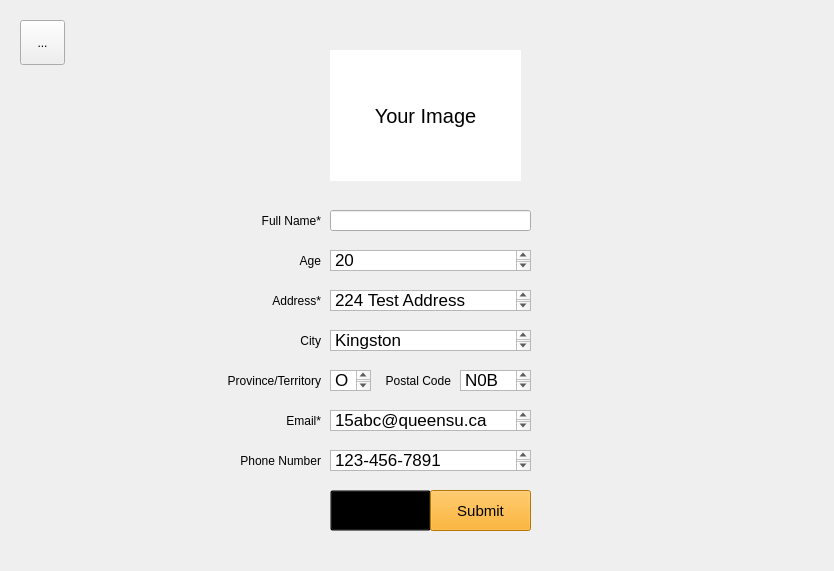
Qt form King_Project/signupform.ui (greg-maceachern12/MicroManage) before a commit.
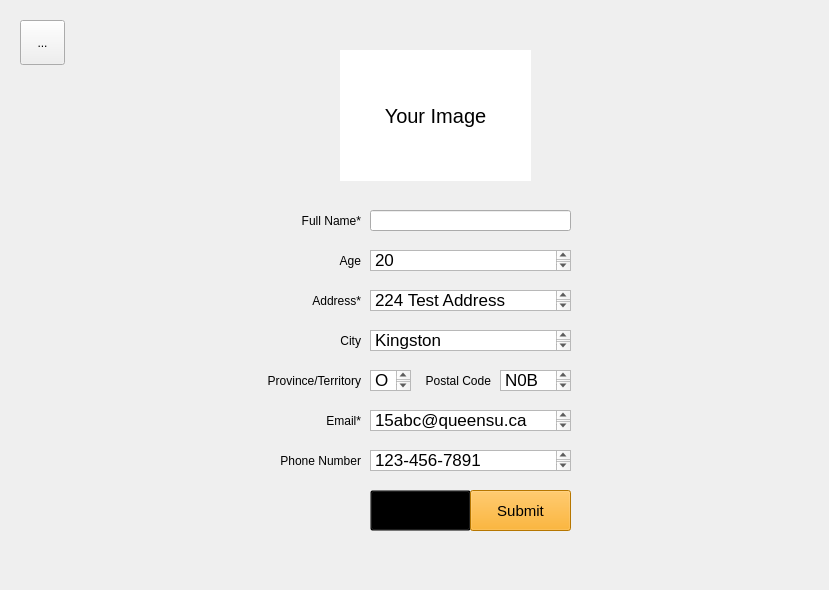
The same form after that commit.

```diff
--- a/King_Project/signupform.ui
+++ b/King_Project/signupform.ui
@@ -6,8 +6,8 @@
    <rect>
     <x>0</x>
     <y>0</y>
-    <width>834</width>
-    <height>571</height>
+    <width>829</width>
+    <height>590</height>
    </rect>
   </property>
   <property name="windowTitle">
@@ -16,7 +16,7 @@
   <widget class="QTextEdit" name="textEdit_5">
    <property name="geometry">
     <rect>
-     <x>330</x>
+     <x>370</x>
      <y>370</y>
      <width>41</width>
      <height>21</height>
@@ -33,7 +33,7 @@
   <widget class="QLabel" name="label_5">
    <property name="geometry">
     <rect>
-     <x>250</x>
+     <x>290</x>
      <y>320</y>
      <width>71</width>
      <height>41</height>
@@ -52,7 +52,7 @@
   <widget class="QTextEdit" name="textEdit_3">
    <property name="geometry">
     <rect>
-     <x>330</x>
+     <x>370</x>
      <y>290</y>
      <width>201</width>
      <height>21</height>
@@ -69,7 +69,7 @@
   <widget class="QTextEdit" name="textEdit_7">
    <property name="geometry">
     <rect>
-     <x>330</x>
+     <x>370</x>
      <y>450</y>
      <width>201</width>
      <height>21</height>
@@ -86,7 +86,7 @@
   <widget class="QLabel" name="label_7">
    <property name="geometry">
     <rect>
-     <x>230</x>
+     <x>270</x>
      <y>400</y>
      <width>91</width>
      <height>41</height>
@@ -105,7 +105,7 @@
   <widget class="QTextEdit" name="textEdit_6">
    <property name="geometry">
     <rect>
-     <x>330</x>
+     <x>370</x>
      <y>410</y>
      <width>201</width>
      <height>21</height>
@@ -122,7 +122,7 @@
   <widget class="QLabel" name="label_9">
    <property name="geometry">
     <rect>
-     <x>380</x>
+     <x>420</x>
      <y>360</y>
      <width>71</width>
      <height>41</height>
@@ -141,7 +141,7 @@
   <widget class="QLabel" name="label_10">
    <property name="geometry">
     <rect>
-     <x>330</x>
+     <x>340</x>
      <y>50</y>
      <width>191</width>
      <height>131</height>
@@ -162,7 +162,7 @@
   <widget class="QLabel" name="label_6">
    <property name="geometry">
     <rect>
-     <x>190</x>
+     <x>230</x>
      <y>360</y>
      <width>131</width>
      <height>41</height>
@@ -181,7 +181,7 @@
   <widget class="QLabel" name="label_4">
    <property name="geometry">
     <rect>
-     <x>240</x>
+     <x>280</x>
      <y>280</y>
      <width>81</width>
      <height>41</height>
@@ -200,7 +200,7 @@
   <widget class="QTextEdit" name="textEdit_8">
    <property name="geometry">
     <rect>
-     <x>460</x>
+     <x>500</x>
      <y>370</y>
      <width>71</width>
      <height>21</height>
@@ -217,7 +217,7 @@
   <widget class="QLabel" name="label_8">
    <property name="geometry">
     <rect>
-     <x>220</x>
+     <x>260</x>
      <y>440</y>
      <width>101</width>
      <height>41</height>
@@ -236,7 +236,7 @@
   <widget class="QTextEdit" name="textEdit_4">
    <property name="geometry">
     <rect>
-     <x>330</x>
+     <x>370</x>
      <y>330</y>
      <width>201</width>
      <height>21</height>
@@ -253,7 +253,7 @@
   <widget class="QTextEdit" name="textEdit_2">
    <property name="geometry">
     <rect>
-     <x>330</x>
+     <x>370</x>
      <y>250</y>
      <width>201</width>
      <height>21</height>
@@ -270,7 +270,7 @@
   <widget class="QPushButton" name="pushButton_4">
    <property name="geometry">
     <rect>
-     <x>330</x>
+     <x>370</x>
      <y>490</y>
      <width>101</width>
      <height>41</height>
@@ -288,7 +288,7 @@
   <widget class="QLabel" name="label_2">
    <property name="geometry">
     <rect>
-     <x>230</x>
+     <x>270</x>
      <y>200</y>
      <width>91</width>
      <height>41</height>
@@ -307,7 +307,7 @@
   <widget class="QLabel" name="label_3">
    <property name="geometry">
     <rect>
-     <x>260</x>
+     <x>300</x>
      <y>240</y>
      <width>61</width>
      <height>41</height>
@@ -326,7 +326,7 @@
   <widget class="QPushButton" name="pushButton_3">
    <property name="geometry">
     <rect>
-     <x>430</x>
+     <x>470</x>
      <y>490</y>
      <width>101</width>
      <height>41</height>
@@ -357,7 +357,7 @@
   <widget class="QLineEdit" name="nameLbl">
    <property name="geometry">
     <rect>
-     <x>330</x>
+     <x>370</x>
      <y>210</y>
      <width>201</width>
      <height>21</height>
```
